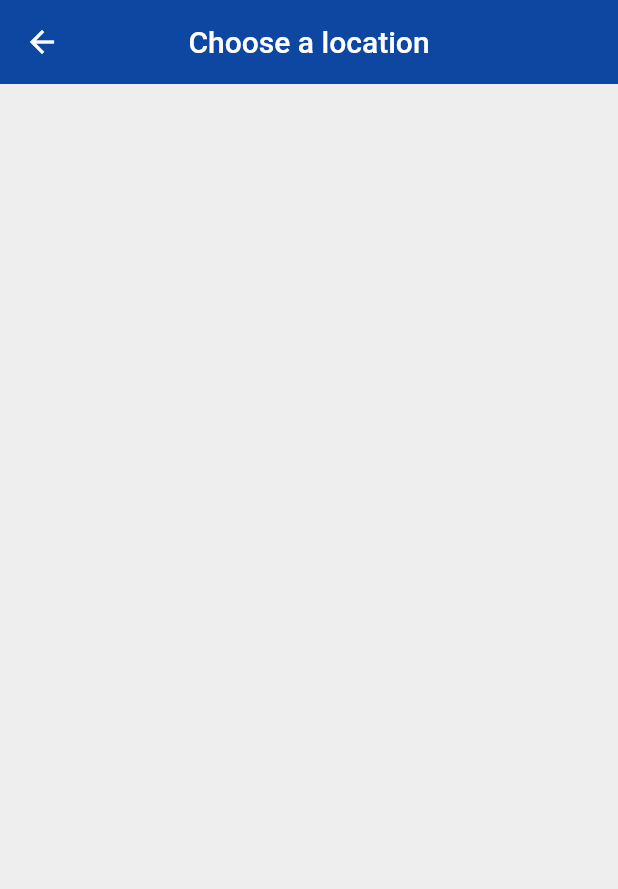
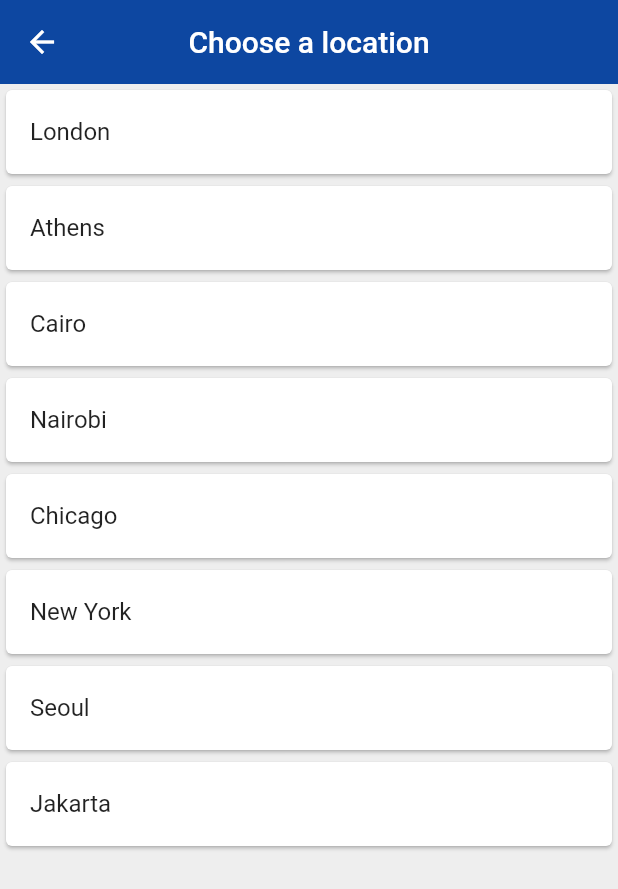
Before and after one commit to JCarlosLucio/world_time, a Flutter app: the ChooseLocation screen opened by its route, on a phone screen of 412 x 824 dp. Shown: the top 889 px of the screen. Run offline on Flutter 3.47's test engine with Material 2 defaults, Android fonts, the phone set to English and light mode, and no system bars; our stand-ins replace flutter_spinkit; network calls fail.

Commit message:
Add Card for locations w/ListView.builder,Card,ListTile

```diff
--- a/lib/pages/choose_location.dart
+++ b/lib/pages/choose_location.dart
@@ -29,7 +29,17 @@ class _ChooseLocationState extends State<ChooseLocation> {
         centerTitle: true,
         elevation: 0,
       ),
-      body: Column(),
+      body: ListView.builder(
+        itemCount: locations.length,
+        itemBuilder: (context, index) {
+          return Card(
+            child: ListTile(
+              onTap: (){},
+              title: Text(locations[index].location),
+            ),
+          );
+        },
+      ),
     );
   }
 }
```
